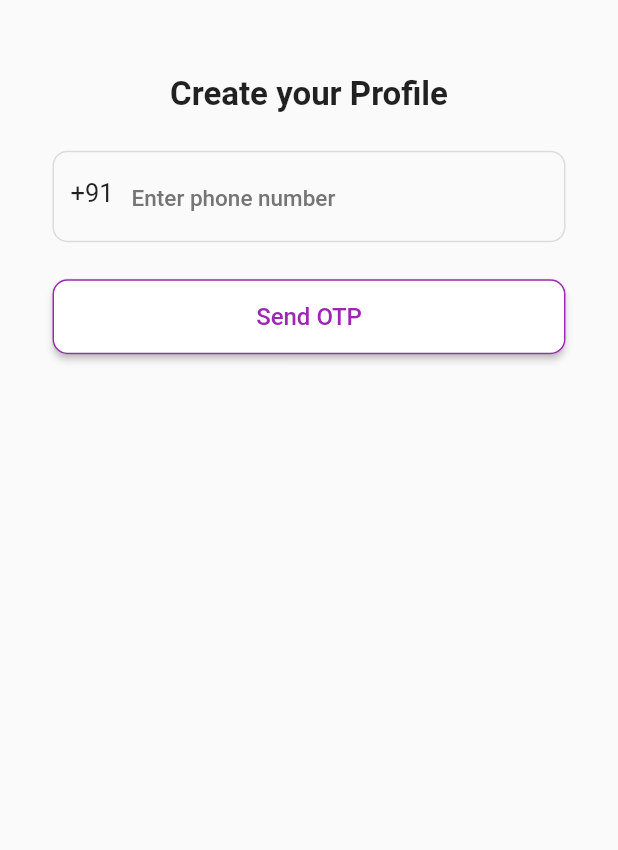
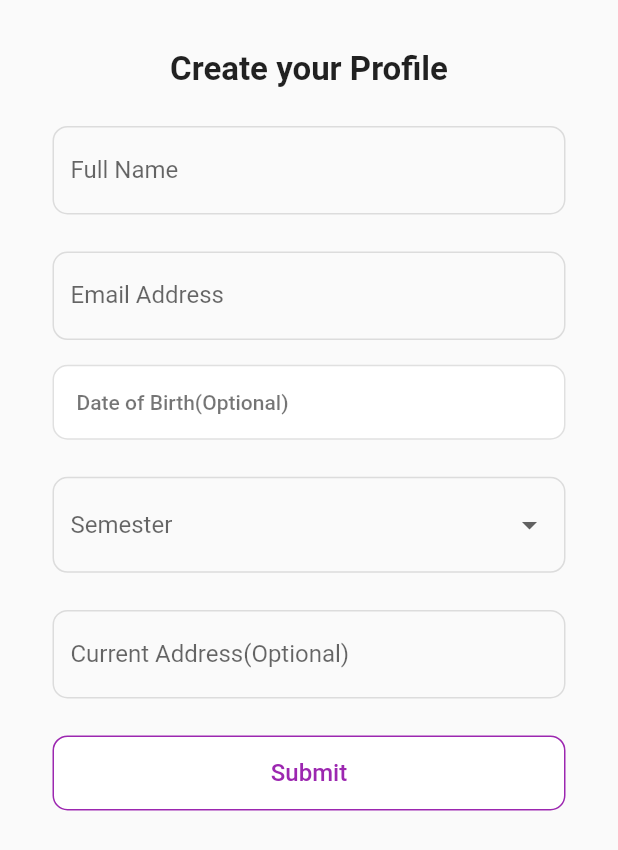
Before and after one commit to subrat00000/fiwi_flutter, a Flutter app: the CreateUser screen opened by its route, on a phone screen of 412 x 824 dp. Shown: the top 850 px of the screen. Run offline on Flutter 3.47's test engine with Material 2 defaults, Android fonts, the phone set to English and light mode, and no system bars; our stand-ins replace connectivity_plus, equatable, firebase_auth, firebase_core, firebase_database, flutter_bloc and 3 more; missing offline and left inert: mobile_scanner; accounts and stored records are empty.

Commit message:
create user complete

```diff
--- a/lib/cubits/create_user/create_user_cubit.dart
+++ b/lib/cubits/create_user/create_user_cubit.dart
@@ -1,13 +1,35 @@
+import 'package:firebase_auth/firebase_auth.dart';
 import 'package:firebase_database/firebase_database.dart';
+import 'package:fiwi/cubits/create_user/create_user_state.dart';
 import 'package:flutter_bloc/flutter_bloc.dart';
+import 'package:hive/hive.dart';
 
-class CreateUserCubit extends Cubit<int> {
+class CreateUserCubit extends Cubit<CreateUserProfileState> {
   final DatabaseReference ref = FirebaseDatabase.instance.ref("users");
-  CreateUserCubit():super(0);
+  final FirebaseAuth _auth = FirebaseAuth.instance;
+  CreateUserCubit() : super(CreateUserProfileInitialState());
+  var box = Hive.box('user');
 
-  Future<void> createUser(String userId, String name, String email,String semester, DateTime dob) async {
-  final user = {'name': name, 'email': email,'userid':userId,'semester': semester,'dob': dob};
-  await ref.child('users').child(userId).set(user);
+  Future<void> createUser(String name, String email, String semester,
+      String address, String dob) async {
+        emit(CreateUserProfileLoadingState());
+    try {
+      final user = {
+        'name': name,
+        'email': email,
+        'uid': _auth.currentUser!.uid,
+        'semester': semester,
+        'dob': dob,
+        'address': address
+      };
+      await ref.child(_auth.currentUser!.uid).set(user);
+      DatabaseEvent de = await ref.child(_auth.currentUser!.uid).once();
+      if (de.snapshot.exists) {
+        box.putAll(de.snapshot.value as Map<dynamic, dynamic>);
+        emit(CreateUserProfileSuccessState());
+      }
+    } on Exception catch (e) {
+      emit(CreateUserProfileErrorState(e.toString()));
+    }
+  }
 }
-
-}
--- a/lib/cubits/create_user/create_user_state.dart
+++ b/lib/cubits/create_user/create_user_state.dart
@@ -0,0 +1,12 @@
+abstract class CreateUserProfileState {}
+
+class CreateUserProfileInitialState extends CreateUserProfileState{}
+
+class CreateUserProfileLoadingState extends CreateUserProfileState{}
+
+class CreateUserProfileSuccessState extends CreateUserProfileState{}
+
+class CreateUserProfileErrorState extends CreateUserProfileState{
+  final String e;
+  CreateUserProfileErrorState(this.e);
+}
--- a/lib/main.dart
+++ b/lib/main.dart
@@ -1,6 +1,7 @@
 import 'package:firebase_auth/firebase_auth.dart';
 import 'package:fiwi/cubits/auth/auth_cubit.dart';
 import 'package:fiwi/cubits/auth/auth_state.dart';
+import 'package:fiwi/cubits/create_user/create_user_cubit.dart';
 import 'package:fiwi/cubits/google_signin/google_signin_cubit.dart';
 import 'package:fiwi/cubits/home/home_cubit.dart';
 import 'package:fiwi/cubits/internet_cubit.dart';
@@ -25,12 +26,11 @@ Future<void> main() async {
   );
   await Hive.initFlutter();
   await Hive.openBox('user');
-  runApp(MyApp());
+  runApp(const MyApp());
 }
 
 class MyApp extends StatelessWidget {
-  final FirebaseAuth _auth = FirebaseAuth.instance;
-  MyApp({super.key});
+  const MyApp({super.key});
 
   @override
   Widget build(BuildContext context) {
@@ -54,6 +54,9 @@ class MyApp extends StatelessWidget {
         BlocProvider(
           create: (context) => AuthCubit(),
         ),
+        BlocProvider(
+          create: (context) => CreateUserCubit(),
+        ),
       ],
       child: BlocBuilder<AuthCubit, AuthState>(
         builder: (context, state) {
--- a/lib/view/signin/create_user.dart
+++ b/lib/view/signin/create_user.dart
@@ -1,3 +1,5 @@
+import 'package:fiwi/cubits/create_user/create_user_cubit.dart';
+import 'package:fiwi/cubits/create_user/create_user_state.dart';
 import 'package:fiwi/cubits/phone_signin/phone_signin_cubit.dart';
 import 'package:fiwi/cubits/phone_signin/phone_signin_state.dart';
 import 'package:fiwi/widgets/custom_button.dart';
@@ -9,22 +11,49 @@ class CreateUser extends StatefulWidget {
 
   @override
   State<StatefulWidget> createState() => CreateUserState();
-
 }
 
 class CreateUserState extends State<CreateUser> {
+  bool validation = false;
+  final _formKey = GlobalKey<FormState>();
+  TextEditingController name = TextEditingController();
+  TextEditingController email = TextEditingController();
+  TextEditingController address = TextEditingController();
+  DateTime selectedDate = DateTime.now();
+  String? semesterValue;
+  List<String> items = ['Semester 1', 'Semester 2', 'Semester 3', 'Semester 4'];
+
+  Future<void> _selectDate(BuildContext context) async {
+    final DateTime? picked = await showDatePicker(
+        fieldLabelText: "Date of Birth",
+        context: context,
+        initialDate: selectedDate,
+        firstDate: DateTime(1900),
+        lastDate: DateTime(2100));
+    if (picked != null && picked != selectedDate) {
+      setState(() {
+        selectedDate = picked;
+      });
+    }
+  }
+
   @override
   Widget build(BuildContext context) {
     double height = MediaQuery.of(context).size.height;
-    return Scaffold(body:SafeArea(child: SingleChildScrollView(
+    return Scaffold(
+        body: SafeArea(
+      child: GestureDetector(
+        onTap: () => FocusScope.of(context).unfocus(),
+        child: SingleChildScrollView(
           child: Center(
             child: Padding(
               padding: const EdgeInsets.symmetric(vertical: 25, horizontal: 35),
+              child: Form(
+                autovalidateMode: AutovalidateMode.onUserInteraction,
+                key: _formKey,
                 child: Column(
                   children: [
-
-
-                  SizedBox(height: height * 0.03),
+                    SizedBox(height: height * 0.01),
                     const Text(
                       "Create your Profile",
                       style: TextStyle(
@@ -32,48 +61,117 @@ class CreateUserState extends State<CreateUser> {
                         fontWeight: FontWeight.bold,
                       ),
                     ),
-
                     SizedBox(height: height * 0.03),
                     TextFormField(
-                    cursorColor: Colors.purple,
-                    // controller: phoneController,
-
-                    style: const TextStyle(
-                      fontSize: 18,
-                      fontWeight: FontWeight.bold,
-                    ),
+                      validator: (value) {
+                        if ((value!.isEmpty || value.length < 6) && validation) {
+                          return 'Please enter a valid name';
+                        }
+                        return null;
+                      },
+                      controller: name,
                       decoration: InputDecoration(
-                      hintText: "Enter phone number",
-                      hintStyle: TextStyle(
-                        fontWeight: FontWeight.w500,
-                        fontSize: 15,
-                        color: Colors.grey.shade600,
-                      ),
                         enabledBorder: OutlineInputBorder(
                           borderRadius: BorderRadius.circular(10),
                           borderSide: const BorderSide(color: Colors.black12),
                         ),
-                      focusedBorder: OutlineInputBorder(
+                        border: OutlineInputBorder(
+                          borderRadius: BorderRadius.circular(10),
+                        ),
+                        labelText: 'Full Name',
+                      ),
+                    ),
+                    SizedBox(height: height * 0.03),
+                    TextFormField(
+                      validator: (value) {
+                        final emailRegex =
+                            RegExp(r'^[\w-\.]+@([\w-]+\.)+[\w-]{2,}$');
+                        if ((value!.isEmpty || !emailRegex.hasMatch(value)) && validation) {
+                          return 'Please enter a valid email';
+                        }
+                        return null;
+                      },
+                      controller: email,
+                      decoration: InputDecoration(
+                        enabledBorder: OutlineInputBorder(
                           borderRadius: BorderRadius.circular(10),
                           borderSide: const BorderSide(color: Colors.black12),
                         ),
-                      prefixIcon: Container(
-                          padding: const EdgeInsets.all(12.0),
-                          child: const Text("+91",
-                              style: TextStyle(fontSize: 17))),
+                        border: OutlineInputBorder(
+                          borderRadius: BorderRadius.circular(10),
+                        ),
+                        labelText: 'Email Address',
+                      ),
+                    ),
+                    SizedBox(height: height * 0.02),
+                    CustomButton(
+                        istextleft: true,
+                        color: Colors.black54,
+                        bordercolor: Colors.black12,
+                        text: "Date of Birth(Optional)",
+                        icontext: false,
+                        onPressed: () => _selectDate(context)),
+                    SizedBox(height: height * 0.03),
+                    DropdownButtonFormField<String>(
+                      validator: (value) {
+                        if (value == null && validation) {
+                          return 'Please Select your Semester';
+                        }
+                        return null;
+                      },
+                      hint: const Text("Semester"),
+                      decoration: InputDecoration(
+                        enabledBorder: OutlineInputBorder(
+                          borderRadius: BorderRadius.circular(10),
+                          borderSide: const BorderSide(color: Colors.black12),
+                        ),
+                        border: const OutlineInputBorder(
+                          borderRadius: BorderRadius.all(
+                            Radius.circular(10.0),
+                          ),
+                        ),
+                        hintStyle: const TextStyle(color: Colors.black12),
+                      ),
+                      items:
+                          items.map<DropdownMenuItem<String>>((String value) {
+                        return DropdownMenuItem<String>(
+                          value: value,
+                          child: Text(value),
+                        );
+                      }).toList(),
+                      value: semesterValue,
+                      onChanged: (String? value) {
+                        setState(() {
+                          semesterValue = value;
+                        });
+                      },
+                    ),
+                    SizedBox(height: height * 0.03),
+                    TextFormField(
+                      controller: address,
+                      decoration: InputDecoration(
+                        enabledBorder: OutlineInputBorder(
+                          borderRadius: BorderRadius.circular(10),
+                          borderSide: const BorderSide(color: Colors.black12),
+                        ),
+                        border: OutlineInputBorder(
+                          borderRadius: BorderRadius.circular(10),
+                        ),
+                        labelText: 'Current Address(Optional)',
                       ),
                     ),
                     SizedBox(height: height * 0.03),
                     SizedBox(
                       width: double.infinity,
                       height: 50,
-                    child: BlocConsumer<PhoneSigninCubit, PhoneAuthState>(
+                      child:
+                          BlocConsumer<CreateUserCubit, CreateUserProfileState>(
                         listener: (context, state) {
-                        if (state is PhoneAuthCodeSentState) {
-                          Navigator.pushNamed(context, '/otp');
-                        } else if (state is PhoneAuthErrorState) {
+                          if (state is CreateUserProfileSuccessState) {
+                            Navigator.pushNamed(context, '/home');
+                          } else if (state is CreateUserProfileErrorState) {
                             ScaffoldMessenger.of(context).showSnackBar(SnackBar(
-                            content: Text(state.error),
+                              content: Text(state.e),
                               backgroundColor: Colors.red,
                               behavior: SnackBarBehavior.floating,
                             ));
@@ -85,12 +183,19 @@ class CreateUserState extends State<CreateUser> {
                                 child: CircularProgressIndicator());
                           }
                           return CustomButton(
-                            text: "Send OTP",
+                              text: "Submit",
                               icontext: false,
                               onPressed: () {
-                              // String phone = "+91${phoneController.text}";
-                              // BlocProvider.of<PhoneSigninCubit>(context)
-                              //     .sendOtp(phone);
+                                validation = true;
+                                if (_formKey.currentState!.validate()) {
+                                  BlocProvider.of<CreateUserCubit>(context)
+                                      .createUser(
+                                          name.text,
+                                          email.text,
+                                          semesterValue!,
+                                          address.text,
+                                          selectedDate.toString());
+                                }
                               });
                         },
                       ),
@@ -99,7 +204,9 @@ class CreateUserState extends State<CreateUser> {
                 ),
               ),
             ),
-        ),));
+          ),
+        ),
+      ),
+    ));
   }
-
 }
--- a/lib/widgets/custom_button.dart
+++ b/lib/widgets/custom_button.dart
@@ -5,10 +5,13 @@ class CustomButton extends StatelessWidget {
   final VoidCallback onPressed;
   final Color bgcolor;
   final Color color;
+  final Color bordercolor;
   final IconData? icon;
   final String? imgicon;
   final Color iconcolor;
   final bool icontext;
+  final bool istextleft;
+  final double elevation;
 
   const CustomButton(
       {super.key,
@@ -19,6 +22,9 @@ class CustomButton extends StatelessWidget {
       this.icon,
       this.imgicon,
       this.iconcolor = Colors.purple,
+      this.bordercolor = Colors.purple,
+      this.istextleft = false,
+      this.elevation = 0,
       this.icontext = true});
 
   @override
@@ -29,20 +35,17 @@ class CustomButton extends StatelessWidget {
       child: ElevatedButton(
         onPressed: onPressed,
         style: ButtonStyle(
+          elevation: MaterialStateProperty.all(elevation),
           foregroundColor: MaterialStateProperty.all<Color>(color),
           backgroundColor: MaterialStateProperty.all<Color>(bgcolor),
           shape: MaterialStateProperty.all<RoundedRectangleBorder>(
             RoundedRectangleBorder(
                 borderRadius: BorderRadius.circular(10.0),
-                side: const BorderSide(color: Colors.purple)),
+                side: BorderSide(color: bordercolor)),
           ),
         ),
-        // icon: const Icon(Icons.group),
-        // label:  Text(text, style: const TextStyle(fontSize: 16)),
         child: icontext
             ? Row(
-                // mainAxisAlignment: MainAxisAlignment.center,
-                // mainAxisSize: MainAxisSize.min,
                 children: [
                   SizedBox(width: MediaQuery.of(context).size.width * 0.04),
                   icon != null ? Icon(icon, color: iconcolor) : Container(),
@@ -56,9 +59,17 @@ class CustomButton extends StatelessWidget {
                   Text(text, style: const TextStyle(fontSize: 16)),
                 ],
               )
-            : Center(
-                child: Text(text, style: const TextStyle(fontSize: 16)),
-              ),
+            : istextleft
+                ? Align(
+                    alignment: Alignment.centerLeft,
+                    child: Text(
+                      text,
+                      textAlign: TextAlign.left,
+                    ),
+                  )
+                : Center(
+                    child: Text(text, style: const TextStyle(fontSize: 16)),
+                  ),
       ),
     );
   }
--- a/pubspec.yaml
+++ b/pubspec.yaml
@@ -46,6 +46,7 @@ dependencies:
   pinput: ^2.2.31
   hive: ^2.2.3
   hive_flutter: ^1.1.0
+  firebase_app_check: ^0.1.1+14
 
 dev_dependencies:
   flutter_test:
```
Also changed, not shown: pubspec.lock, 2 other files. Lines whose indentation alone changed are shown as unchanged.
